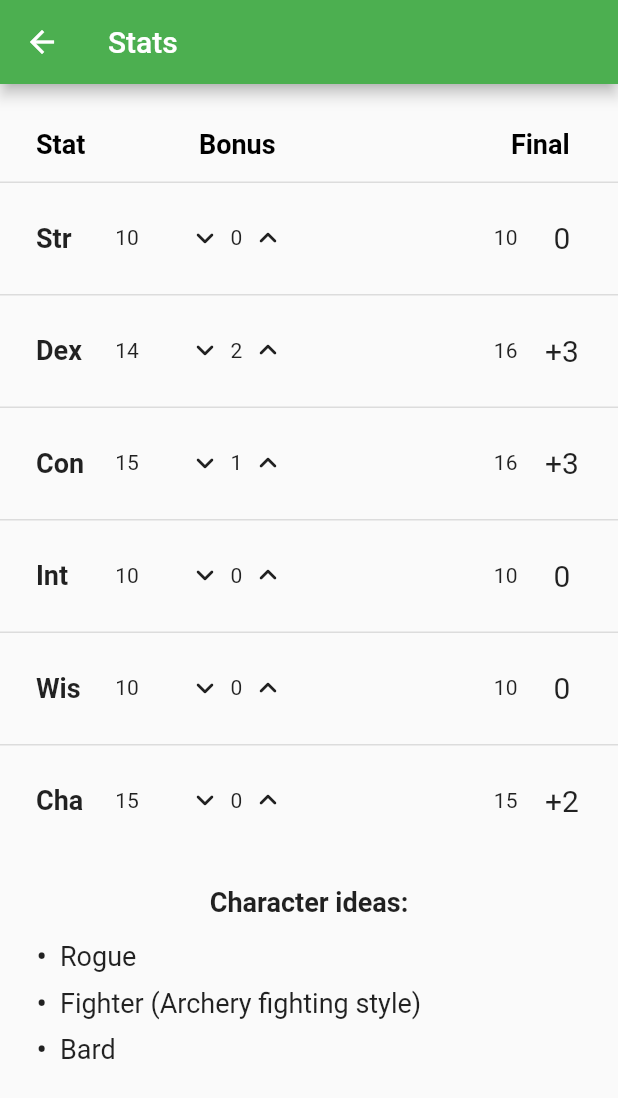
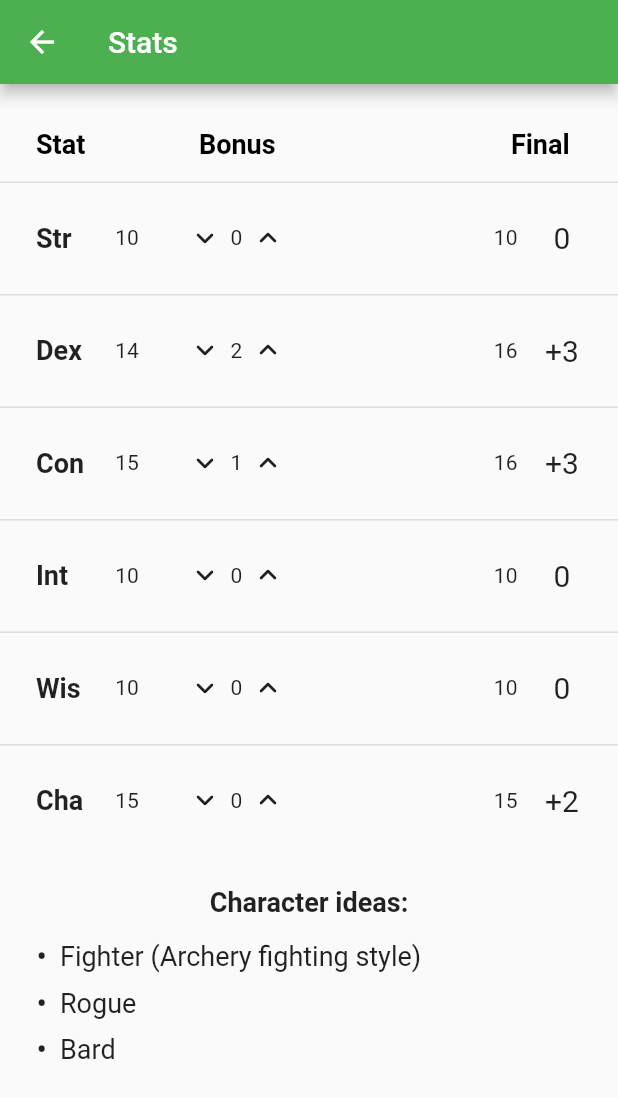
Before and after one commit to nate-thegrate/rpg-character-tool, a Flutter app: the screen it shows after launch, after a tap on "4d6 Drop Lowest", on a phone screen of 412 x 824 dp. Shown: the top 1098 px of the screen. Run offline on Flutter 3.47's test engine with Material 2 defaults, Android fonts, the phone set to English and light mode, and no system bars.

Commit message:
expand D&D recommendations and minor refactoring

```diff
--- a/lib/cthulhu.dart
+++ b/lib/cthulhu.dart
@@ -310,8 +310,8 @@ class _StatReduceScreenState extends State<StatReduceScreen> {
               buttons(),
               Container(height: 20),
               Text(() {
-                return (p.reduceAmt > 0)
-                    ? 'Reduce the above stats by $p.reduceAmt, split however you like.'
+                return p.reduceAmt > 0
+                    ? 'Reduce the above stats by ${p.reduceAmt}, split however you like.'
                     : "";
               }()),
             ],
@@ -367,11 +367,11 @@ class StatReduceButton extends StatelessWidget {
 }
 
 class CharacterScreen extends StatelessWidget {
-  final ideology = rngText(ideologyBeliefs);
-  final person = rngText(significantPeople);
-  final reason = rngText(significantReasons);
-  final location = rngText(meaningfulLocations);
-  final possession = rngText(treasuredPossessions);
+  final ideology = pickRandom(ideologyBeliefs);
+  final person = pickRandom(significantPeople);
+  final reason = pickRandom(significantReasons);
+  final location = pickRandom(meaningfulLocations);
+  final possession = pickRandom(treasuredPossessions);
 
   final characteristics = DataTable(
       headingRowHeight: 30,
@@ -426,8 +426,7 @@ class CharacterScreen extends StatelessWidget {
   @override
   Widget build(BuildContext context) {
     final screenWidth = MediaQuery.of(context).size.width;
-    double tableWidth =
-        (screenWidth < 500) ? screenWidth : 250 + screenWidth / 2;
+    double tableWidth = screenWidth < 500 ? screenWidth : 250 + screenWidth / 2;
 
     final backstoryTitle = Container(
         padding: EdgeInsets.only(top: 30),
@@ -519,8 +518,7 @@ class DataList extends StatelessWidget {
   @override
   Widget build(BuildContext context) {
     double screenWidth = MediaQuery.of(context).size.width;
-    double totalWidth =
-        (screenWidth < 500) ? screenWidth : 250 + screenWidth / 2;
+    double totalWidth = screenWidth < 500 ? screenWidth : 250 + screenWidth / 2;
     return InkWell(
       onTap: () {},
       child: Container(
--- a/lib/cthulhu_data.dart
+++ b/lib/cthulhu_data.dart
@@ -155,10 +155,6 @@ final List<List<String>> treasuredPossessions = [
   ],
   ["A pet", "a dog, a cat, a tortise"]
 ];
-
-List<String> rngText(List<List<String>> array) {
-  return array[rng.nextInt(array.length)];
-}
 
 class Job {
   String name = '';
@@ -338,7 +334,7 @@ class Player {
         bestAttributes.removeAt(i);
       } // remove stats that don't affect job skills
       PlayerStat bestValue =
-          bestAttributes.reduce((a, b) => (a.val > b.val) ? a : b);
+          bestAttributes.reduce((a, b) => a.val > b.val ? a : b);
       for (int i = bestAttributes.toList().length - 1; i >= 0; i--) {
         if (bestAttributes[i].val < bestValue.val) {
           bestAttributes.removeAt(i);
@@ -352,11 +348,11 @@ class Player {
       // more educated & less likely to go insane = want to be younger
       // uses a sigmoid function to evenly distribute the probability of each age
 
-      age = (isIn('EDU', bestAttributes))
+      age = isIn('EDU', bestAttributes)
           ? (20 + 20 * mod).toInt()
           // someone with high EDU won't benefit from older age
           // and would want to avoid the teenage EDU debuff
-          : (isIn('APP', bestAttributes))
+          : isIn('APP', bestAttributes)
               // high APP + low EDU = ideal teen
               ? (15 + 10 * mod).toInt()
               : (15 + 64 * mod).toInt();
@@ -450,13 +446,13 @@ class Player {
       mov += 8;
     }
     final thicc = statGet('STR') + statGet('SIZ');
-    build = (thicc < 65)
+    build = thicc < 65
         ? -2
-        : (thicc < 85)
+        : thicc < 85
             ? -1
-            : (thicc < 125)
+            : thicc < 125
                 ? 0
-                : (thicc < 165)
+                : thicc < 165
                     ? 1
                     : 2;
     final List<String> damageBonuses = ['-2', '-1', '0', '+1d4', '+1d6'];
@@ -468,7 +464,7 @@ class Player {
     for (final i in [5, 2, 1]) {
       bestAttributes.removeAt(i);
     } // remove stats that don't affect job skills
-    final bestValue = bestAttributes.reduce((a, b) => (a.val > b.val) ? a : b);
+    final bestValue = bestAttributes.reduce((a, b) => a.val > b.val ? a : b);
     for (int i = bestAttributes.toList().length - 1; i >= 0; i--) {
       if (bestAttributes[i].val < bestValue.val) {
         bestAttributes.removeAt(i);
--- a/lib/dnd.dart
+++ b/lib/dnd.dart
@@ -94,7 +94,7 @@ class _EditArraysState extends State<EditArrays> {
     String arrayText = '';
     for (final array in arrays) {
       for (int i = 0; i < array.length; i++) {
-        arrayText += '${array[i]}${(i < array.length - 1) ? ' ' : ''}';
+        arrayText += '${array[i]}${i < array.length - 1 ? ' ' : ''}';
       }
       arrayText += '\n';
     }
@@ -244,8 +244,8 @@ class _StatScreenState extends State<StatScreen> {
       List<Widget> w = [
         Container(
             margin: EdgeInsets.fromLTRB(0, 0, 0, 10),
-            child: Text("Character idea${(s.length > 1) ? 's' : ''}:",
-                style: bold)),
+            child:
+                Text("Character idea${s.length > 1 ? 's' : ''}:", style: bold)),
       ];
 
       for (final r in s) {
--- a/lib/dnd_data.dart
+++ b/lib/dnd_data.dart
@@ -47,7 +47,7 @@ void generate(index) {
       break;
     case 2: // Random Array
       {
-        stats = arrays[rng.nextInt(arrays.length)].toList();
+        stats = pickRandom(arrays).toList();
         stats.shuffle();
       }
       break;
@@ -64,9 +64,9 @@ void generate(index) {
       int strDex = (rng.nextDouble() + .75).toInt();
       final int con = 2;
       double x = rng.nextDouble();
-      int intWisCha = (x < 2 / 9)
+      int intWisCha = x < 2 / 9
           ? 3
-          : (x < 2 / 3)
+          : x < 2 / 3
               ? 4
               : 5;
       betterStats = [strDex, con, intWisCha];
@@ -82,9 +82,9 @@ void generate(index) {
       }
     }
     int highestEvenScore =
-        stats.reduce((a, b) => (a % 2 != 0 || (b > a && b % 2 == 0)) ? b : a);
+        stats.reduce((a, b) => a % 2 != 0 || (b > a && b % 2 == 0) ? b : a);
     int highestOddScore =
-        stats.reduce((a, b) => (a % 2 == 0 || (b > a && b % 2 != 0)) ? b : a);
+        stats.reduce((a, b) => a % 2 == 0 || (b > a && b % 2 != 0) ? b : a);
     bonuses[stats.indexOf(highestEvenScore)] = 2;
     bonuses[stats.indexOf(highestOddScore)] = 1;
   }
@@ -108,7 +108,7 @@ List<String> getHighestStats() {
         scores2pickfrom.add(statNames[i]);
       }
     }
-    String scoreName = scores2pickfrom[rng.nextInt(scores2pickfrom.length)];
+    String scoreName = pickRandom(scores2pickfrom);
     bestScores.add(scoreName);
     statTotals[statNames.indexOf(scoreName)] = 0;
     scores2pickfrom = [];
@@ -134,16 +134,57 @@ List<String> getRecommendations() {
           case 'Con': // highest abilities: Str, Con
             {
               r.add('Barbarian');
+              switch (bestScores[2]) {
+                case 'Int': // Str, Con, Int
+                  {
+                    r.add('Fighter (${pickRandom([
+                      'Eldritch Knight',
+                      'Psi Warrior'
+                    ])})');
+                    break;
+                  }
+                case 'Wis': // Str, Con, Wis
+                  {
+                    r.addAll([
+                      'Cleric (${pickRandom([
+                        'Forge',
+                        'Tempest',
+                        'Twilight',
+                        'War'
+                      ])})',
+                      'Ranger',
+                      'Fighter (Samurai)',
+                    ]);
+                    break;
+                  }
+                case 'Cha': // Str, Con, Cha
+                  {
+                    r.add('Paladin');
+                    break;
+                  }
+              }
               break;
             }
           case 'Int': // highest abilities: Str, Int
             {
-              r.add('Eldritch Knight');
+              r.add('Fighter (${pickRandom([
+                'Eldritch Knight',
+                'Psi Warrior',
+              ])})');
               break;
             }
           case 'Wis': // highest abilities: Str, Wis
             {
-              r.addAll(['Cleric (Forge/Tempest/Twilight/War)', 'Ranger']);
+              r.addAll([
+                'Cleric (${pickRandom([
+                  'Forge',
+                  'Tempest',
+                  'Twilight',
+                  'War'
+                ])})',
+                'Ranger',
+                'Fighter (Samurai)',
+              ]);
               break;
             }
           case 'Cha': // highest abilities: Str, Cha
@@ -164,23 +205,15 @@ List<String> getRecommendations() {
             }
           case 'Con': // highest abilities: Dex, Con
             {
-              r.addAll(['Rogue', 'Fighter (Archery fighting style)']);
-              switch (bestScores[2]) {
-                case 'Str':
-                  {
-                    r.add('Barbarian');
-                    break;
-                  }
-                case 'Wis':
-                  {
-                    r.add('Ranger');
-                    break;
-                  }
-                case 'Cha':
-                  {
-                    r.add('Bard');
-                    break;
-                  }
+              r.addAll(['Fighter (Archery fighting style)']);
+              if (bestScores[2] == 'Wis') // Dex, Con, Wis
+                r.addAll(['Rogue (Inquisitive)', 'Ranger']);
+              else {
+                r.add('Rogue');
+                if (bestScores[2] == 'Str') // Dex, Con, Str
+                  r.add('Barbarian');
+                else if (bestScores[2] == 'Cha') // Dex, Con, Cha
+                  r.add('Bard');
               }
               break;
             }
@@ -211,7 +244,15 @@ List<String> getRecommendations() {
               switch (bestScores[2]) {
                 case 'Wis':
                   {
-                    r.add('Cleric (Forge/Tempest/Twilight/War)');
+                    r.addAll([
+                      'Cleric (${pickRandom([
+                        'Forge',
+                        'Tempest',
+                        'Twilight',
+                        'War'
+                      ])})',
+                      'Fighter (Samurai)',
+                    ]);
                     break;
                   }
                 case 'Cha':
@@ -269,37 +310,43 @@ List<String> getRecommendations() {
           case 'Str': // highest abilities: Int, Str
             {
               r.addAll([
-                'Fighter (Eldritch Knight)',
-                'Wizard (School of Abjuration/War with a couple Fighter levels)',
+                'Fighter (${pickRandom(['Eldritch Knight', 'Psi Warrior'])})',
+                pickRandom([
+                  'Wizard (School of War, with a couple Fighter levels)',
+                  'Wizard (Dwarf [Mark of Warding], School of Abjuration '
+                      'with a couple Fighter levels)',
+                ]),
               ]);
               break;
             }
           case 'Dex': // highest abilities: Int, Dex
             {
-              r.addAll(['Wizard', 'Artificer', 'Arcane Trickster Rogue']);
+              r.addAll(['Wizard', 'Artificer', 'Rogue (Arcane Trickster)']);
               break;
             }
           case 'Con': // highest abilities: Int, Con
             {
-              r.addAll(['Wizard', 'Artificer']);
+              r.addAll(
+                  ['Wizard', 'Artificer', 'Wizard (with one Artificer level)']);
               break;
             }
           case 'Wis': // highest abilities: Int, Wis
             {
-              r.addAll([
-                'Wizard (Dwarf, with one Forge/Life/Order/Tempest/Twilight Cleric level)',
-                'Cleric (Knowledge)',
-              ]);
+              r.add('Wizard (Dwarf, with one ${pickRandom([
+                'Forge',
+                'Life',
+                'Order',
+                'Tempest',
+                'Twilight',
+              ])} Cleric level)');
               break;
             }
           case 'Cha': // highest abilities: Int, Cha
             {
               if (bestScores[2] == 'Dex') {
                 r.add('Rogue (Swashbuckler)');
-              } else {
-                r.add('Rogue (Swashbuckler, with one Hexblade Warlock level)');
               }
-              r.add('Bard');
+              r.addAll(['Wizard', 'Bard']);
               break;
             }
         }
@@ -311,7 +358,12 @@ List<String> getRecommendations() {
           case 'Str': // highest abilities: Wis, Str
             {
               r.addAll([
-                'Cleric (Forge/Tempest/Twilight/War)',
+                'Cleric (${pickRandom([
+                  'Forge',
+                  'Tempest',
+                  'Twilight',
+                  'War'
+                ])})',
                 'Ranger',
               ]);
               break;
@@ -319,19 +371,44 @@ List<String> getRecommendations() {
           case 'Dex': // highest abilities: Wis, Dex
             {
               r.addAll([
-                'Cleric (Arcana/Death/Grave/Light/Peace/Trickery)',
+                'Cleric (${pickRandom([
+                  'Arcana',
+                  'Death',
+                  'Grave',
+                  'Light',
+                  'Peace',
+                  'Trickery'
+                ])})',
                 'Ranger',
                 'Monk',
+                'Druid',
               ]);
               break;
             }
           case 'Con': // highest abilities: Wis, Con
             {
-              if (bestScores[2] == 'Dex') {
+              if (bestScores[2] == 'Str') {
+                r.addAll([
+                  'Cleric (${pickRandom([
+                    'Forge',
+                    'Life',
+                    'Nature',
+                    'Order',
+                    'Tempest',
+                    'Twilight',
+                    'War'
+                  ])})',
+                  'Ranger (with a couple Fighter levels)',
+                ]);
+              } else if (bestScores[2] == 'Dex') {
                 r.addAll(['Druid', 'Ranger', 'Monk']);
               } else {
                 r.addAll([
-                  'Cleric (Dwarf, Life/Nature/Order)',
+                  'Cleric (Dwarf, ${pickRandom([
+                    'Life',
+                    'Nature',
+                    'Order',
+                  ])} Domain)',
                   'Druid',
                   'Ranger (Druidic Warrior fighting style)',
                 ]);
@@ -345,7 +422,7 @@ List<String> getRecommendations() {
             }
           case 'Cha': // highest abilities: Wis, Cha
             {
-              r.add('Ranger (Fey Wanderer)');
+              r.addAll(['Ranger (Fey Wanderer)', 'Cleric (Order)', 'Bard']);
               break;
             }
         }
@@ -367,22 +444,28 @@ List<String> getRecommendations() {
           case 'Con': // highest abilities: Cha, Con
             {
               r.addAll(['Sorcerer', 'Warlock']);
-              if (bestScores[2] == 'Str')
-                r.add('Paladin');
-              else if (bestScores[2] == 'Dex') r.add('Bard');
+              if (bestScores[2] == 'Str') // Cha, Con, Str
+                r.add('Paladin (with one Hexblade Warlock level)');
+              else if (bestScores[2] == 'Dex') // Cha, Con, Dex
+                r.add('Bard');
+              else
+                r.add('Sorcerer (with two Warlock levels)');
               break;
             }
           case 'Int': // highest abilities: Cha, Int
             {
               r.addAll([
+                'Bard',
                 'Rogue (Swashbuckler, with one Hexblade Warlock level)',
-                'Bard',
               ]);
               break;
             }
           case 'Wis': // highest abilities: Cha, Wis
             {
-              r.add('Ranger (Fey Wanderer)');
+              r.addAll([
+                'Ranger (Fey Wanderer)',
+                'Storm Sorcerer (Dwarf, with 2 Tempest Cleric levels)',
+              ]);
               break;
             }
         }
--- a/lib/main.dart
+++ b/lib/main.dart
@@ -9,6 +9,8 @@ void main() => runApp(MyApp());
 var rng = new Random();
 
 int d6() => rng.nextInt(6) + 1;
+
+pickRandom(List array) => array[rng.nextInt(array.length)];
 
 class MyApp extends StatelessWidget {
   @override
```
